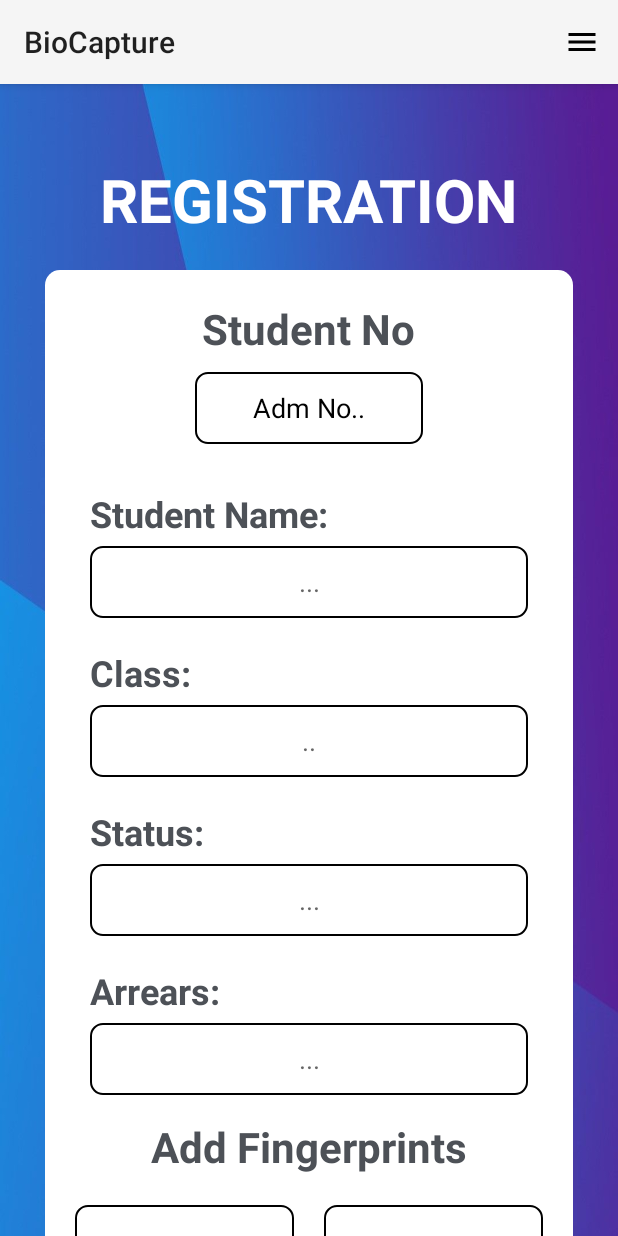
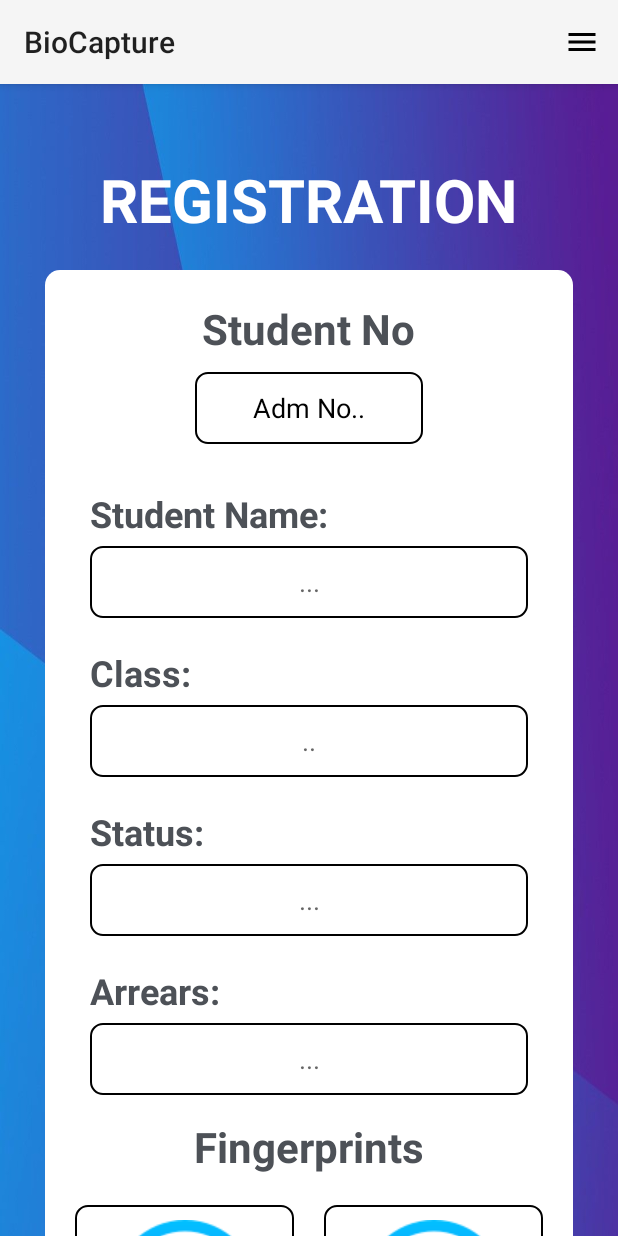
Before and after one commit to nickssilver/BioCapture, an Android app: the screen it shows after launch (RegisterActivity), on a phone screen of 412 x 824 dp. Run offline under Robolectric (Android 15) with nearby library versions, the phone set to English and light mode, and no system bars; libraries missing offline, so code that uses them is left out: com.example.morpholivescan, com.morpho.morphosmart; 3 statements that could not run were skipped.

Commit message:
Fingerprints icons merged

```diff
--- a/app/src/main/res/layout/activity_register.xml
+++ b/app/src/main/res/layout/activity_register.xml
@@ -228,13 +228,12 @@
     </LinearLayout>
 
 
-
         <TextView
             android:id="@+id/textView8"
             android:layout_width="wrap_content"
             android:layout_height="wrap_content"
             android:layout_marginTop="5dp"
-            android:text="Add Fingerprints"
+            android:text="Fingerprints"
             android:textAlignment="center"
             android:textColor="@color/grey"
             android:textSize="28sp"
@@ -262,26 +261,21 @@
 
                 <EditText
                     android:id="@+id/fingerPrint1"
-                    android:layout_width="match_parent"
+                    android:layout_width="wrap_content"
                     android:layout_height="wrap_content"
                     android:background="@drawable/input_bg"
+                    android:drawableTop="@drawable/ic_fingerprint"
                     android:ems="10"
-                    android:hint="Place Finger"
+                    android:hint="First Finger"
                     android:inputType="text"
                     android:padding="10dp"
                     android:textAlignment="center"
-                    android:textColor="@color/white"
-                    android:textColorHint="@color/white"
+                    android:layout_gravity="center"
+                    android:textColor="@color/black"
+                    android:textColorHint="@color/black"
                     android:minWidth="48dp"
                     android:minHeight="48dp"/>
 
-                <TextView
-                    android:id="@+id/textView11"
-                    android:layout_width="wrap_content"
-                    android:layout_height="wrap_content"
-                    android:text="Finger1"
-                    android:textColor="@color/black"
-                    android:textSize="18sp" />
 
             </LinearLayout>
 
@@ -295,26 +289,21 @@
 
                 <EditText
                     android:id="@+id/fingerPrint2"
-                    android:layout_width="match_parent"
+                    android:layout_width="wrap_content"
                     android:layout_height="wrap_content"
                     android:background="@drawable/input_bg"
+                    android:drawableTop="@drawable/ic_fingerprint"
                     android:ems="10"
-                    android:hint="Place Finger"
+                    android:hint="Second Finger"
                     android:inputType="text"
                     android:padding="10dp"
                     android:textAlignment="center"
-                    android:textColor="@color/white"
-                    android:textColorHint="@color/white"
+                    android:layout_gravity="center"
+                    android:textColor="@color/black"
+                    android:textColorHint="@color/black"
                     android:minWidth="48dp"
                     android:minHeight="48dp"/>
 
-                <TextView
-                    android:id="@+id/textView10"
-                    android:layout_width="wrap_content"
-                    android:layout_height="wrap_content"
-                    android:text="Finger2"
-                    android:textColor="@color/black"
-                    android:textSize="18sp" />
 
             </LinearLayout>
 
@@ -330,7 +319,7 @@
             android:layout_gravity="center"
             android:layout_marginTop="5dp"
             android:layout_marginBottom="20dp"
-            android:textSize="14sp"
+            android:textSize="18sp"
             app:layout_constraintEnd_toEndOf="parent"
             app:layout_constraintStart_toStartOf="parent"
             app:layout_constraintTop_toBottomOf="@+id/frameLayout" />
```
Also changed, not shown: app/src/main/res/layout/activity_verify.xml (+15 -12 lines), app/src/main/res/drawable/ic_fingerprint.png.
